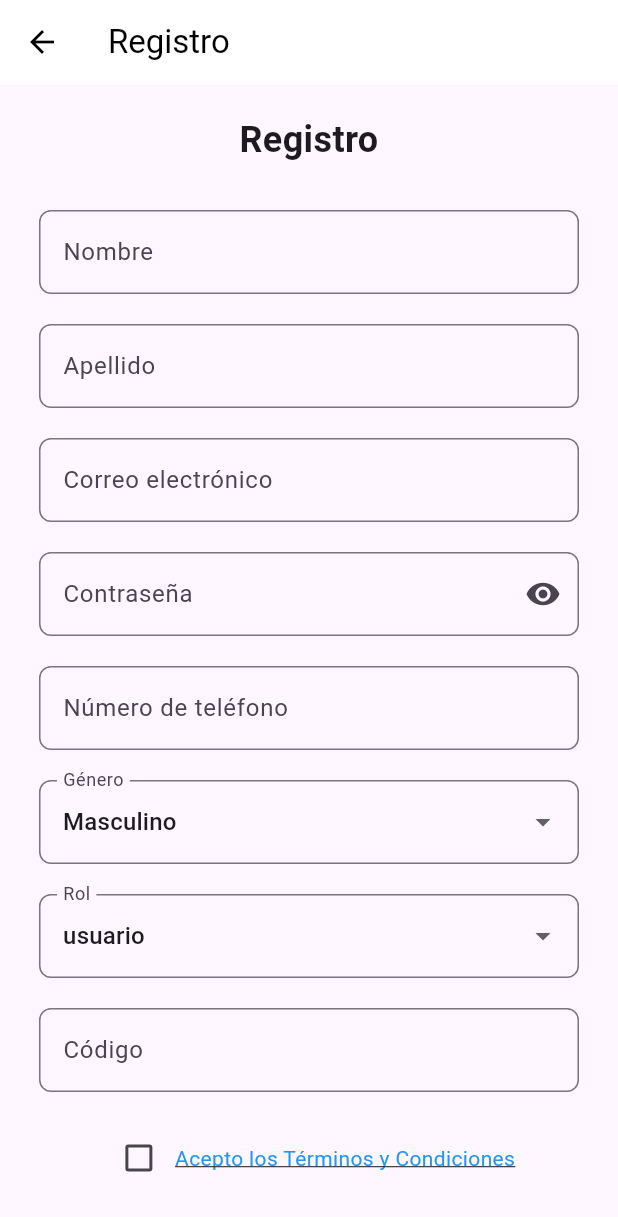
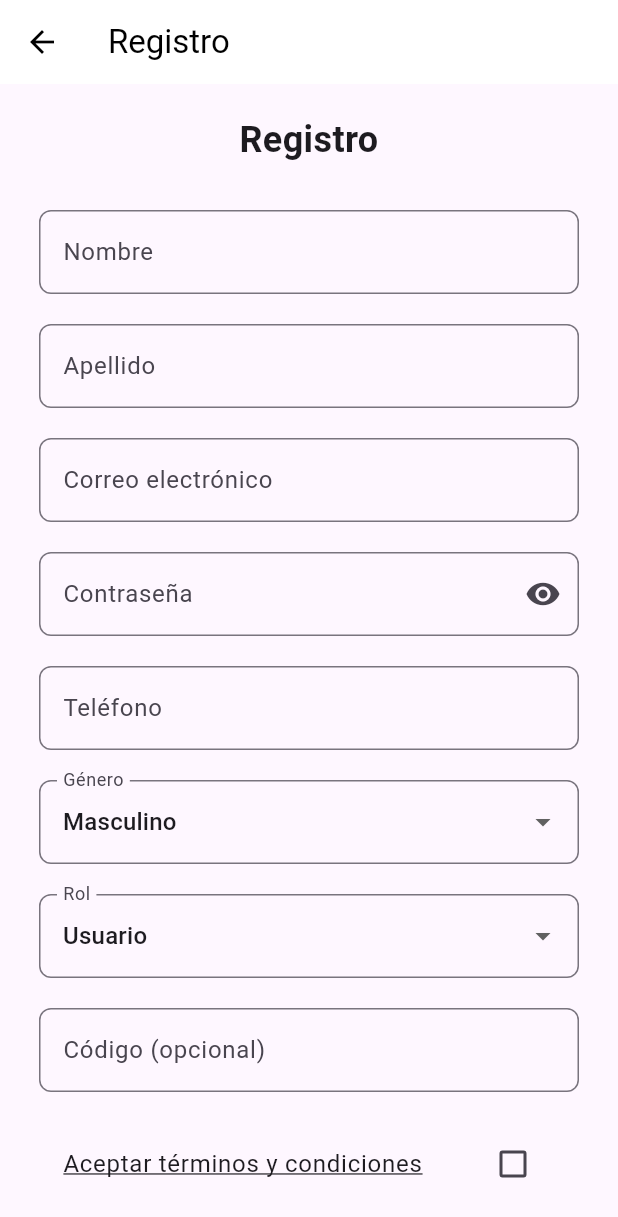
Before and after one commit to mrinconnarcia/EcorReporte, a Flutter app: the RegisterPage screen opened by its route, on a phone screen of 412 x 824 dp. Shown: the top 1217 px of the screen. Run offline on Flutter 3.47's test engine with Material 3 defaults, Android fonts, the phone set to English and light mode, and no system bars; our stand-ins replace awesome_dialog, connectivity_plus, dartz, dio, flutter_bloc, flutter_secure_storage and 3 more; missing offline and left inert: flutter_windowmanager; accounts and stored records are empty.

Commit message:
porject complete

```diff
--- a/lib/presentation/pages/register_page.dart
+++ b/lib/presentation/pages/register_page.dart
@@ -39,61 +39,15 @@ class _RegisterPageState extends State<RegisterPage> {
     return regex.hasMatch(phone);
   }
 
-  // void _showTermsAndConditions() {
-  //   showDialog(
-  //     context: context,
-  //     builder: (BuildContext context) {
-  //       return AlertDialog(
-  //         contentPadding:
-  //             EdgeInsets.fromLTRB(24.0, 20.0, 24.0, 0.0), // Ajuste de padding
-  //         title: Container(
-  //           padding: EdgeInsets.all(20.0), // Espaciado interior para el título
-  //           child: Text('Términos y Condiciones', textAlign: TextAlign.center),
-  //         ),
-  //         content: Container(
-  //           width: double.maxFinite, // Ancho máximo posible
-  //           constraints: BoxConstraints(
-  //               maxHeight:
-  //                   MediaQuery.of(context).size.height * 0.85), // Máximo alto
-  //           child: SingleChildScrollView(
-  //             child: Text(
-  //               '''Políticas de Privacidad de Eco-Reporte
+  String sanitizeInput(String input) {
+    final whitelist = RegExp(r'^[a-zA-Z0-9@.]+$');
+    return whitelist.hasMatch(input) ? input : '';
+  }
 
-  //                 Eco-Reporte, con domicilio en Calle Sin Nombre, Sin Número, Colonia Distrito Federal, Chiapa de Corzo, Chiapas, 29179, México, y correo electrónico innobytesoftw@gmail.com, es responsable del uso y protección de sus datos personales.
-
-  //                 **Fines del uso de sus datos personales:**
-  //                 1. **Gestión y resolución de reportes ecológicos:** Para registrar reportes de problemas ecológicos y asignar los casos a las autoridades competentes.
-  //                 2. **Comunicación con autoridades y administradores:** Para mantener una comunicación eficiente sobre el estado de su reporte y responder consultas.
-  //                 3. **Seguimiento y actualización de reportes ecológicos:** Para monitorear el progreso y estado de los reportes.
-
-  //                 **Fines adicionales:**
-  //                 1. **Envío de información y material educativo:** Con su consentimiento, para enviarle boletines y material educativo sobre temas ecológicos.
-  //                 2. **Realización de encuestas:** Para mejorar nuestros servicios mediante encuestas y estudios de opinión.
-
-  //                 **Consulta del aviso de privacidad integral:**
-  //                 Para más información sobre el tratamiento de sus datos personales, puede consultar nuestro aviso de privacidad integral en:
-  //                 - **Página web:** [EcoReporte](https://eco-reporte-f44a0.web.app)
-  //                 - **Correo electrónico:** Solicitándolo a innobytesoftw@gmail.com
-  //                 - **Teléfono:** 9613315517
-  //                 - **Oficinas físicas:** Calle Sin Nombre, Sin Número, Colonia Distrito Federal, Chiapa de Corzo, Chiapas, 29179, México.
-
-  //                 Nos comprometemos a informarle sobre cualquier cambio significativo en nuestro aviso de privacidad. En caso de modificaciones, le notificaremos a través de los medios de contacto proporcionados y actualizaremos el documento en nuestra página web.
-  //                 ''',
-  //             ),
-  //           ),
-  //         ),
-  //         actions: [
-  //           TextButton(
-  //             onPressed: () {
-  //               Navigator.of(context).pop();
-  //             },
-  //             child: Text('Cerrar'),
-  //           ),
-  //         ],
-  //       );
-  //     },
-  //   );
-  // }
+  String blacklistInput(String input) {
+    final blacklist = RegExp(r'[<>!@#$%^&*()_+=\[\]{};:"\\|,.<>\/?~]');
+    return input.replaceAll(blacklist, '');
+  }
 
   void _showTermsAndConditions() {
     AwesomeDialog(
@@ -241,11 +195,11 @@ class _RegisterPageState extends State<RegisterPage> {
                               }
                               return null;
                             },
-                            keyboardType: TextInputType.emailAddress,
                           ),
                           SizedBox(height: 20),
                           TextFormField(
                             controller: _passwordController,
+                            obscureText: _obscureText,
                             decoration: InputDecoration(
                               labelText: 'Contraseña',
                               border: OutlineInputBorder(
@@ -262,7 +216,6 @@ class _RegisterPageState extends State<RegisterPage> {
                                 },
                               ),
                             ),
-                            obscureText: _obscureText,
                             validator: (value) {
                               if (value == null || value.isEmpty) {
                                 return 'Por favor ingrese su contraseña';
@@ -276,90 +229,90 @@ class _RegisterPageState extends State<RegisterPage> {
                           TextFormField(
                             controller: _phoneController,
                             decoration: InputDecoration(
-                              labelText: 'Número de teléfono',
+                              labelText: 'Teléfono',
                               border: OutlineInputBorder(
                                 borderRadius: BorderRadius.circular(8),
                               ),
                             ),
                             validator: (value) {
                               if (value == null || value.isEmpty) {
-                                return 'Por favor ingrese su número de teléfono';
+                                return 'Por favor ingrese su teléfono';
                               } else if (!isPhoneValid(value)) {
-                                return 'Por favor ingrese un número de teléfono válido';
+                                return 'Por favor ingrese un teléfono válido';
                               }
                               return null;
                             },
-                            keyboardType: TextInputType.phone,
                           ),
                           SizedBox(height: 20),
                           DropdownButtonFormField<String>(
                             value: _selectedGender,
+                            items: [
+                              DropdownMenuItem(
+                                child: Text('Masculino'),
+                                value: 'Masculino',
+                              ),
+                              DropdownMenuItem(
+                                child: Text('Femenino'),
+                                value: 'Femenino',
+                              ),
+                            ],
+                            onChanged: (value) {
+                              setState(() {
+                                _selectedGender = value!;
+                              });
+                            },
                             decoration: InputDecoration(
                               labelText: 'Género',
                               border: OutlineInputBorder(
                                 borderRadius: BorderRadius.circular(8),
                               ),
                             ),
-                            items:
-                                ['Masculino', 'Femenino', 'Otro'].map((gender) {
-                              return DropdownMenuItem<String>(
-                                value: gender,
-                                child: Text(gender),
-                              );
-                            }).toList(),
-                            onChanged: (value) {
-                              setState(() {
-                                _selectedGender = value!;
-                              });
-                            },
                           ),
                           SizedBox(height: 20),
                           DropdownButtonFormField<String>(
                             value: _selectedRole,
+                            items: [
+                              DropdownMenuItem(
+                                child: Text('Usuario'),
+                                value: 'usuario',
+                              ),
+                              DropdownMenuItem(
+                                child: Text('Administrador'),
+                                value: 'administrador',
+                              ),
+                            ],
+                            onChanged: (value) {
+                              setState(() {
+                                _selectedRole = value!;
+                              });
+                            },
                             decoration: InputDecoration(
                               labelText: 'Rol',
                               border: OutlineInputBorder(
                                 borderRadius: BorderRadius.circular(8),
                               ),
                             ),
-                            items: ['usuario', 'admin'].map((role) {
-                              return DropdownMenuItem<String>(
-                                value: role,
-                                child: Text(role),
-                              );
-                            }).toList(),
-                            onChanged: (value) {
-                              setState(() {
-                                _selectedRole = value!;
-                                if (_selectedRole == 'admin') {
-                                  _codeController.text = '';
-                                }
-                              });
-                            },
                           ),
                           SizedBox(height: 20),
                           TextFormField(
                             controller: _codeController,
-                            enabled: _selectedRole == 'usuario',
                             decoration: InputDecoration(
-                              labelText: 'Código',
+                              labelText: 'Código (opcional)',
                               border: OutlineInputBorder(
                                 borderRadius: BorderRadius.circular(8),
                               ),
                             ),
-                            validator: (value) {
-                              if (_selectedRole == 'usuario' &&
-                                  (value == null || value.isEmpty)) {
-                                return 'Por favor ingrese su código';
-                              }
-                              return null;
-                            },
                           ),
                           SizedBox(height: 20),
-                          Row(
-                            mainAxisAlignment: MainAxisAlignment.center,
-                            children: [
-                              Checkbox(
+                          CheckboxListTile(
+                            title: GestureDetector(
+                              onTap: _showTermsAndConditions,
+                              child: Text(
+                                'Aceptar términos y condiciones',
+                                style: TextStyle(
+                                    decoration: TextDecoration.underline),
+                              ),
+                            ),
                             value: _acceptTerms,
                             onChanged: (value) {
                               setState(() {
@@ -367,70 +320,54 @@ class _RegisterPageState extends State<RegisterPage> {
                               });
                             },
                           ),
-                              GestureDetector(
-                                onTap: () {
-                                  _showTermsAndConditions();
+                          SizedBox(height: 20),
+                          ElevatedButton(
+                            onPressed: () {
+                              if (_formKey.currentState!.validate() &&
+                                  _acceptTerms) {
+                                // Obtener los datos del formulario
+                                String name = sanitizeInput(_nameController.text.trim());
+                                String lastName = sanitizeInput(_lastNameController.text.trim());
+                                String email = sanitizeInput(_emailController.text.trim().toLowerCase());
+                                String password = _passwordController.text.trim();
+                                String phone = _phoneController.text.trim();
+                                String code = _codeController.text.trim();
+                                String gender = _selectedGender;
+                                String role = _selectedRole;
+
+                                User user = User(
+                                  name: name,
+                                  lastName: lastName,
+                                  email: email,
+                                  phone: phone,
+                                  gender: gender,
+                                  role: role,
+                                  code: code,
+                                );
+
+                                BlocProvider.of<AuthenticationBloc>(context).add(RegisterEvent(user, password));
+                              } else {
+                                setState(() {
+                                  _errorMessage =
+                                      'Por favor complete todos los campos correctamente y acepte los términos y condiciones';
+                                });
+                              }
                             },
-                                child: Text(
-                                  'Acepto los Términos y Condiciones',
-                                  style: TextStyle(
-                                    decoration: TextDecoration.underline,
-                                    color: Colors.blue,
+                            style: ElevatedButton.styleFrom(
+                              shape: RoundedRectangleBorder(
+                                borderRadius: BorderRadius.circular(8),
                               ),
                             ),
+                            child: Text('Registrarse'),
                           ),
-                            ],
-                          ),
-                          SizedBox(height: 20),
                           if (_errorMessage != null)
-                            Text(
+                            Padding(
+                              padding: const EdgeInsets.symmetric(vertical: 20),
+                              child: Text(
                                 _errorMessage!,
                                 style: TextStyle(color: Colors.red),
                                 textAlign: TextAlign.center,
                               ),
-                          SizedBox(height: 20),
-                          ElevatedButton(
-                            onPressed: () {
-                              if (_formKey.currentState!.validate()) {
-                                if (!_acceptTerms) {
-                                  setState(() {
-                                    _errorMessage =
-                                        'Debe aceptar los términos y condiciones';
-                                  });
-                                  return;
-                                }
-                                final user = User(
-                                  name: _nameController.text,
-                                  lastName: _lastNameController.text,
-                                  email: _emailController.text,
-                                  phone: _phoneController.text,
-                                  gender: _selectedGender,
-                                  role: _selectedRole,
-                                  code: _codeController.text,
-                                );
-                                BlocProvider.of<AuthenticationBloc>(context)
-                                    .add(RegisterEvent(
-                                        user, _passwordController.text));
-                              }
-                            },
-                            child: Text('Registrarse'),
-                            style: ElevatedButton.styleFrom(
-                              backgroundColor: Colors.blue,
-                              foregroundColor: Colors.white,
-                              minimumSize: Size(double.infinity, 50),
-                              shape: RoundedRectangleBorder(
-                                borderRadius: BorderRadius.circular(8),
-                              ),
-                            ),
-                          ),
-                          SizedBox(height: 20),
-                          TextButton(
-                            onPressed: () {
-                              Navigator.of(context)
-                                  .pushReplacementNamed('/login');
-                            },
-                            child: Text('¿Ya tienes una cuenta? Inicia sesión',
-                                style: TextStyle(color: Colors.green)),
                             ),
                         ],
                       ),
--- a/lib/presentation/widgets/CreateCommunityModal.dart
+++ b/lib/presentation/widgets/CreateCommunityModal.dart
@@ -4,7 +4,7 @@ import 'dart:math';
 import '../../data/repositories/community_repository_impl.dart';
 
 class CreateCommunityModal extends StatefulWidget {
-  final Function(String) onCommunityCreated; // Cambiado a Function(String) para pasar el código
+  final Function(String) onCommunityCreated;
 
   CreateCommunityModal({required this.onCommunityCreated});
 
```
Also changed, not shown: lib/presentation/pages/login_page.dart (+26 -4 lines), 1 other file. Lines whose indentation alone changed are shown as unchanged.
